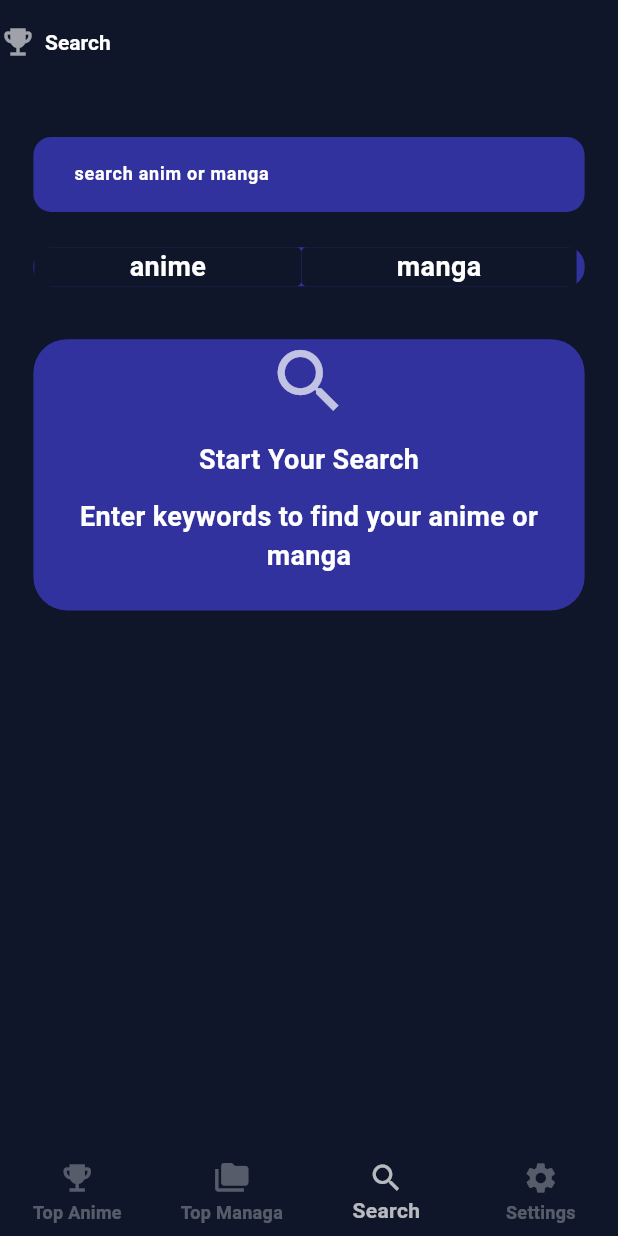
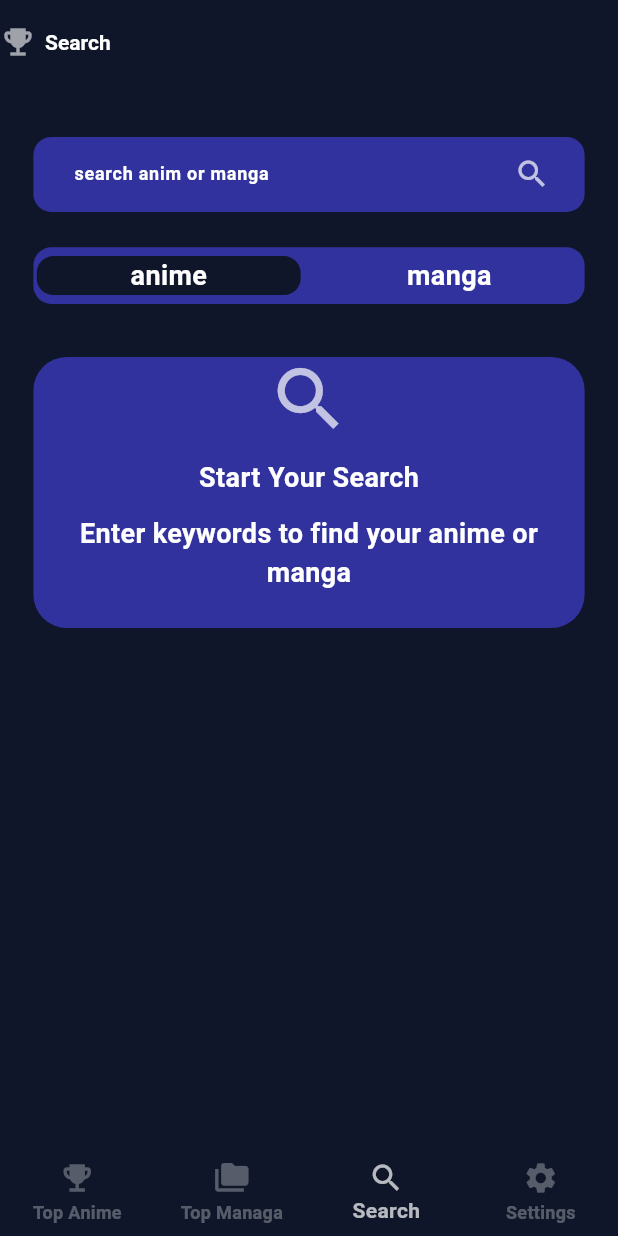
Before and after one commit to mahmoudbarghouth1/Animation_app, a Flutter app: the screen it shows once a user with an empty profile is signed in, item 3 of the bottom bar chosen, after a tap on "anime", on a phone screen of 412 x 824 dp. Run offline on Flutter 3.47's test engine with Material 3 defaults, Android fonts, the phone set to English and light mode, and no system bars; our stand-ins replace firebase_auth, firebase_core, flutter_riverpod, flutter_screenutil, internet_connection_checker; accounts and stored records are empty; network calls fail.

Commit message:
adding seach view model and seach page

```diff
--- a/lib/core/widgets/loadin_view.dart
+++ b/lib/core/widgets/loadin_view.dart
@@ -9,8 +9,8 @@ class LoadingView extends StatelessWidget {
   Widget build(BuildContext context) {
     return Center(
       child: Padding(
-        padding: const EdgeInsetsGeometry.all(10),
-        child: Center(
+        padding: EdgeInsetsGeometry.all(10.r),
+
         child: Column(
           mainAxisAlignment: MainAxisAlignment.center,
           children: [
@@ -20,8 +20,9 @@ class LoadingView extends StatelessWidget {
               width: 30.w,
               child: CircularProgressIndicator(color: AppColors.secondary),
             ),
+            const SizedBox(height: 30),
+            Text("Loading ......", style: appTheme.textTheme.bodyMedium),
           ],
-          ),
         ),
       ),
     );
--- a/lib/core/widgets/text_field_widget.dart
+++ b/lib/core/widgets/text_field_widget.dart
@@ -8,11 +8,14 @@ class TextFieldWidget extends StatelessWidget {
     required this.hintText,
     required this.obscureText,
     required this.keyboard,
+    this.onChanged=_emptyFunction,
   });
   final TextEditingController controller;
   final String hintText;
   final bool obscureText;
   final TextInputType keyboard;
+  final Function(String) onChanged;
+  static void _emptyFunction(String _) {}
 
   @override
   Widget build(BuildContext context) {
@@ -27,6 +30,7 @@ class TextFieldWidget extends StatelessWidget {
       style: appTheme.textTheme.bodySmall,
       obscureText: obscureText,
       controller: controller,
+      onChanged: onChanged,
       decoration: InputDecoration(
         hintText: hintText,
         hintStyle: appTheme.textTheme.bodySmall,
--- a/lib/model/anime_model.dart
+++ b/lib/model/anime_model.dart
@@ -1,7 +1,7 @@
 class AnimeModel {
   final String title;
-  final int rank;
-  final double score;
+  final dynamic rank;
+  final dynamic score;
   final String synopsis;
   final String imageUrl;
   final String genres1;
--- a/lib/view/screens/auth_view_screens/change_password.dart
+++ b/lib/view/screens/auth_view_screens/change_password.dart
@@ -5,7 +5,6 @@ import 'package:sign/core/app_theme.dart';
 import 'package:sign/core/util/snake_bar_message.dart';
 import 'package:sign/core/widgets/gradiant_scaffold.dart';
 import 'package:sign/core/widgets/text_field_widget.dart';
-import 'package:sign/view/screens/auth_view_screens/login_screen.dart';
 import 'package:sign/viewmodel/providers.dart';
 
 class ChangePassword extends ConsumerStatefulWidget {
--- a/lib/view/widgets/search_widget.dart
+++ /dev/null
@@ -1,103 +0,0 @@
-import 'package:flutter/material.dart';
-import 'package:flutter_screenutil/flutter_screenutil.dart';
-import 'package:sign/core/app_localizations.dart';
-import 'package:sign/core/app_theme.dart';
-import 'package:sign/core/widgets/text_field_widget.dart';
-
-class SearchWidget extends StatelessWidget {
-  const SearchWidget({super.key});
-
-  @override
-  Widget build(BuildContext context) {
-    TextEditingController searchController = TextEditingController();
-    // final width = MediaQuery.of(context).size.width;
-    // final height = MediaQuery.of(context).size.width;
-    return SafeArea(
-      child: Padding(
-        padding: EdgeInsets.symmetric(horizontal: 20.w, vertical: 30.h),
-        child: Column(
-          children: [
-            Container(
-              padding: EdgeInsets.symmetric(horizontal: 10.w),
-              decoration: BoxDecoration(
-                color: AppColors.secondary,
-                borderRadius: AppRadius.medium,
-              ),
-              child: TextFieldWidget(
-                controller: searchController,
-                hintText: "msg28".tr(context),
-                obscureText: false,
-                keyboard: TextInputType.multiline,
-              ),
-            ),
-            SizedBox(height: 20.h),
-            Container(
-              // margin: EdgeInsets.all(2),
-              padding: EdgeInsets.symmetric(horizontal: .5.w),
-              // margin: EdgeInsets.symmetric(vertical: 10),
-              decoration: BoxDecoration(
-                color: AppColors.secondary,
-                borderRadius: BorderRadius.circular(12),
-              ),
-              child: Row(
-                // mainAxisAlignment: MainAxisAlignment.center,
-                crossAxisAlignment: CrossAxisAlignment.start,
-                children: [
-                  GestureDetector(
-                    onTap: () {},
-                    child: Container(
-                      // margin: EdgeInsets.symmetric(horizontal: 2.w),
-                      decoration: BoxDecoration(
-                        borderRadius: BorderRadius.circular(3.r),
-                        color: AppColors.primary,
-                      ),
-                      padding: EdgeInsets.symmetric(horizontal: 57.w),
-                      child: Text("msg24".tr(context)),
-                    ),
-                  ),
-                  SizedBox(width: .1.w),
-                  GestureDetector(
-                    onTap: () {},
-                    child: Container(
-                      // width: double.infinity,
-                      decoration: BoxDecoration(
-                        borderRadius: BorderRadius.circular(3.r),
-                        color: AppColors.primary,
-                      ),
-                      padding: EdgeInsets.symmetric(horizontal: 57.w),
-                      child: Text("msg25".tr(context)),
-                    ),
-                  ),
-                ],
-              ),
-            ),
-            SizedBox(height: 30.h),
-            Container(
-              padding: EdgeInsets.symmetric(horizontal: 5.w),
-
-              decoration: BoxDecoration(
-                color: AppColors.secondary,
-                borderRadius: BorderRadius.circular(20.r),
-              ),
-
-              child: Padding(
-                padding: const EdgeInsets.symmetric(horizontal: 20),
-                child: Column(
-                  mainAxisAlignment: MainAxisAlignment.center,
-                  children: [
-                    Icon(Icons.search_sharp, size: 50.w),
-                    SizedBox(height: 10.h),
-                    Text("msg26".tr(context)),
-                    SizedBox(height: 10.h),
-                    Text("msg27".tr(context), textAlign: TextAlign.center),
-                    SizedBox(height: 20.h),
-                  ],
-                ),
-              ),
-            ),
-          ],
-        ),
-      ),
-    );
-  }
-}
--- /dev/null
+++ b/lib/view/widgets/topanime_topmanga_seach_settings/search_widget.dart
@@ -0,0 +1,194 @@
+import 'dart:async';
+
+import 'package:flutter/material.dart';
+import 'package:flutter_riverpod/flutter_riverpod.dart';
+import 'package:flutter_screenutil/flutter_screenutil.dart';
+import 'package:sign/core/app_localizations.dart';
+import 'package:sign/core/app_theme.dart';
+import 'package:sign/core/widgets/anime_card.dart';
+import 'package:sign/core/widgets/loadin_view.dart';
+import 'package:sign/core/widgets/manga_card.dart';
+import 'package:sign/core/widgets/text_field_widget.dart';
+import 'package:sign/viewmodel/providers.dart';
+
+class SearchWidget extends ConsumerStatefulWidget {
+  const SearchWidget({super.key});
+
+  @override
+  ConsumerState<SearchWidget> createState() => _SearchWidgetState();
+}
+
+class _SearchWidgetState extends ConsumerState<SearchWidget> {
+  final TextEditingController searchController = TextEditingController();
+  Timer? _debounce;
+
+  @override
+  void dispose() {
+    _debounce?.cancel();
+    searchController.dispose();
+    super.dispose();
+  }
+
+  void _onSearchChanged(String value) {
+    if (_debounce?.isActive ?? false) _debounce!.cancel();
+    _debounce = Timer(const Duration(milliseconds: 1000), () {
+      ref.read(searchTextProvider.notifier).state = value;
+    });
+  }
+
+  @override
+  Widget build(BuildContext context) {
+    final choice = ref.watch(choiceProvider);
+    final search = ref.watch(searchTextProvider);
+    final AsyncValue<List<dynamic>> searchList = choice == "anime"
+        ? ref.watch(futureAnimeSearchProvider(search))
+        : ref.watch(futureMangSearchProvider(search));
+
+    return SafeArea(
+      child: Padding(
+        padding: EdgeInsets.symmetric(horizontal: 20.w, vertical: 30.h),
+
+        child: Column(
+          children: [
+            Container(
+              padding: EdgeInsets.symmetric(horizontal: 10.w),
+              decoration: BoxDecoration(
+                color: AppColors.secondary,
+                borderRadius: AppRadius.medium,
+              ),
+              child: Row(
+                children: [
+                  Expanded(
+                    child: TextFieldWidget(
+                      controller: searchController,
+                      hintText: "msg28".tr(context),
+                      obscureText: false,
+                      keyboard: TextInputType.multiline,
+                      onChanged: _onSearchChanged,
+                    ),
+                  ),
+
+                  SizedBox(width: 3.w),
+                  IconButton(
+                    onPressed: () {
+                      ref.read(searchTextProvider.notifier).state =
+                          searchController.text.trim();
+                    },
+                    icon: Icon(Icons.search),
+                  ),
+                ],
+              ),
+            ),
+            SizedBox(height: 20.h),
+            Container(
+              padding: EdgeInsets.symmetric(vertical: 5.h, horizontal: 2.w),
+              decoration: BoxDecoration(
+                color: AppColors.secondary,
+                borderRadius: BorderRadius.circular(12),
+              ),
+              child: Row(
+                children: [
+                  Expanded(
+                    child: GestureDetector(
+                      onTap: () {
+                        ref.watch(choiceProvider.notifier).state = "anime";
+                      },
+                      child: Container(
+                        // padding: EdgeInsets.symmetric(vertical: 5.h),
+                        alignment: Alignment.center,
+                        decoration: BoxDecoration(
+                          borderRadius: BorderRadius.circular(10.r),
+                          color: choice == "anime"
+                              ? AppColors.primary
+                              : AppColors.secondary,
+                        ),
+
+                        child: Text("msg24".tr(context)),
+                      ),
+                    ),
+                  ),
+                  SizedBox(width: 10.w),
+                  Expanded(
+                    child: GestureDetector(
+                      onTap: () {
+                        ref.watch(choiceProvider.notifier).state = "manga";
+                      },
+                      child: Container(
+                        alignment: Alignment.center,
+                        decoration: BoxDecoration(
+                          borderRadius: BorderRadius.circular(5.r),
+                          color: choice == "manga"
+                              ? AppColors.primary
+                              : AppColors.secondary,
+                        ),
+
+                        child: Text("msg25".tr(context)),
+                      ),
+                    ),
+                  ),
+                ],
+              ),
+            ),
+            SizedBox(height: 30.h),
+            Container(
+              padding: EdgeInsets.symmetric(horizontal: 5.w),
+
+              decoration: BoxDecoration(
+                color: AppColors.secondary,
+                borderRadius: BorderRadius.circular(20.r),
+              ),
+
+              child: Padding(
+                padding: const EdgeInsets.symmetric(horizontal: 20),
+                child: (search.trim().isEmpty)
+                    ? Column(
+                        mainAxisAlignment: MainAxisAlignment.center,
+                        children: [
+                          Icon(Icons.search_sharp, size: 50.w),
+                          SizedBox(height: 10.h),
+                          Text("msg26".tr(context)),
+                          SizedBox(height: 10.h),
+                          Text(
+                            "msg27".tr(context),
+                            textAlign: TextAlign.center,
+                          ),
+                          SizedBox(height: 20.h),
+                        ],
+                      )
+                    :
+                      // : RefreshIndicator(
+                      //     onRefresh: () async {
+                      //       return await ref.refresh(
+                      //         choice == "anime"
+                      //             ? futureAnimeSearchProvider(search)
+                      //             : futureMangSearchProvider(search),
+                      //       );
+                      //     },
+                      //     child:
+                      searchList.when(
+                        error: (error, stackTrace) {
+                          return Center(child: Text(error.toString()));
+                        },
+                        loading: () {
+                          return Center(child: const LoadingView());
+                        },
+                        data: (data) {
+                          return ListView.builder(
+                            itemCount: data.length,
+                            itemBuilder: (context, index) {
+                              return choice == "anime"
+                                  ? AnimeCard(animeModel: data[index])
+                                  : MangaCard(mangaModel: data[index]);
+                            },
+                          );
+                        },
+                        // ),
+                      ),
+              ),
+            ),
+          ],
+        ),
+      ),
+    );
+  }
+}
--- a/lib/view/widgets/topanime_widget.dart
+++ b/lib/view/widgets/topanime_topmanga_seach_settings/topanime_widget.dart
@@ -15,7 +15,7 @@ class TopAnimeWidget extends ConsumerWidget {
 
     return RefreshIndicator(
       onRefresh: () async {
-        return await ref.refresh(mangaViewModelProvider);
+        return await ref.refresh(animeViewModelProvider);
       },
       child: animeList.when(
         error: (error, stackTrace) {
--- a/lib/viewmodel/providers.dart
+++ b/lib/viewmodel/providers.dart
@@ -7,6 +7,7 @@ import 'package:sign/model/user_model.dart';
 import 'package:sign/viewmodel/anime_view_model.dart';
 import 'package:sign/viewmodel/auth_view_model.dart';
 import 'package:sign/viewmodel/manga_view_model.dart';
+import 'package:sign/viewmodel/seach_view_model.dart';
 
 final authViewerModelProvider =
     StateNotifierProvider<AuthViewModel, UserModel?>((ref) => AuthViewModel());
@@ -37,6 +38,25 @@ final mangaModelProvider = FutureProvider<List<MangaModel>>((ref) {
 
   return mangaList.getdata();
 });
+final searchTextProvider = StateProvider<String>((ref) => "");
+final choiceProvider = StateProvider<String>((ref) {
+  return "anime";
+});
+final searchViewModelProvider = Provider<SearchViewmodel>((ref) {
+  return SearchViewmodel(networkInfo: ref.read(networkInfoProvider));
+});
+final futureAnimeSearchProvider = FutureProvider.family<List<AnimeModel>, String>((
+  ref,
+  query,
+) {
+  final animeSearchlist = ref.read(searchViewModelProvider);
+  return animeSearchlist.searchData(searchType: "anime", item: query);
+});
+final futureMangSearchProvider =
+    FutureProvider.family<List<MangaModel>, String>((ref, query) {
+      final mangaSearchList = ref.read(searchViewModelProvider);
+      return mangaSearchList.searchData(searchType: "manga", item: query);
+    });
 
 // things that could be done:
 
--- /dev/null
+++ b/lib/viewmodel/seach_view_model.dart
@@ -0,0 +1,76 @@
+import 'dart:convert';
+import 'package:sign/core/network_info.dart';
+import 'package:http/http.dart' as http;
+// import 'dart:developer' show log;
+
+import 'package:sign/model/anime_model.dart';
+import 'package:sign/model/manga_model.dart';
+
+class SearchViewmodel {
+  final NetworkInfo networkInfo;
+  String? message;
+
+  SearchViewmodel({required this.networkInfo});
+
+  //https://api.jikan.moe/v4/anime?q={search_term}
+  Future<List<T>> searchData<T>({
+    required String searchType,
+    required String item,
+  }) async {
+    final url = Uri.https('api.jikan.moe', '/v4/$searchType', {'q': item});
+    if (!await networkInfo.isConnected) {
+      throw Exception("no internet please connect ");
+    }
+    final response = await http.get(
+      url,
+      headers: {'Content-Type': 'application/json'},
+    );
+    if (response.statusCode == 200) {
+      final jsondecoded = jsonDecode(response.body);
+      final List data = jsondecoded["data"];
+      if (searchType == "anime") {
+        return data.map((e) => AnimeModel.fromJason(e) as T).toList();
+      } else if (searchType == "manga") {
+        return data.map((e) => MangaModel.fromJason(e) as T).toList();
+      }
+
+      //dvxcbvxcbxcb
+    } else if (response.statusCode == 400) {
+      throw Exception("seerver connection please try again later ");
+    } else {
+      throw Exception("unexpected error please try again later ");
+    }
+    throw Exception("unexpected error please try again later ");
+  }
+
+  // Future<List> getdata({required String searchType,required String item}) async {
+  //   final url = Uri.https('api.jikan.moe', '/v4/$searchType?q={$item}');
+  //   if (await networkInfo.isConnected) {
+  //     final response = await http.get(
+  //       url,
+  //       headers: {"Content-Type": "application/json"},
+  //     );
+  //     if (response.statusCode == 200) {
+  //       final jsononDecoded = jsonDecode(response.body);
+  //       final List lastresponse = jsononDecoded["data"];
+  //       if (searchType == "anime") {
+  //         final List<AnimeModel> topAnime = lastresponse
+  //             .map((jsonindex) => AnimeModel.fromJason(jsonindex))
+  //             .toList();
+  //         return topAnime;
+  //       } else {
+  //         final List<MangaModel> topManga = lastresponse
+  //             .map((jsonindex) => MangaModel.fromJason(jsonindex))
+  //             .toList();
+  //         return topManga;
+  //       }
+  //     } else if (response.statusCode == 400) {
+  //       throw Exception("Server problem, please try again later.");
+  //     } else {
+  //       throw Exception("Unexpected server error: ${response.statusCode}");
+  //     }
+  //   } else {
+  //     throw Exception(" no internet please connect ");
+  //   }
+  // }
+}
```
Also changed, not shown: lib/view/screens/home_screen.dart (+4 -4 lines), lib/view/widgets/topanime_topmanga_seach_settings/setting_widget.dart (renamed from lib/view/widgets/setting_widget.dart), lib/view/widgets/topanime_topmanga_seach_settings/topmanga_widget.dart (renamed from lib/view/widgets/topmanga_widget.dart). Lines whose indentation alone changed are shown as unchanged.
